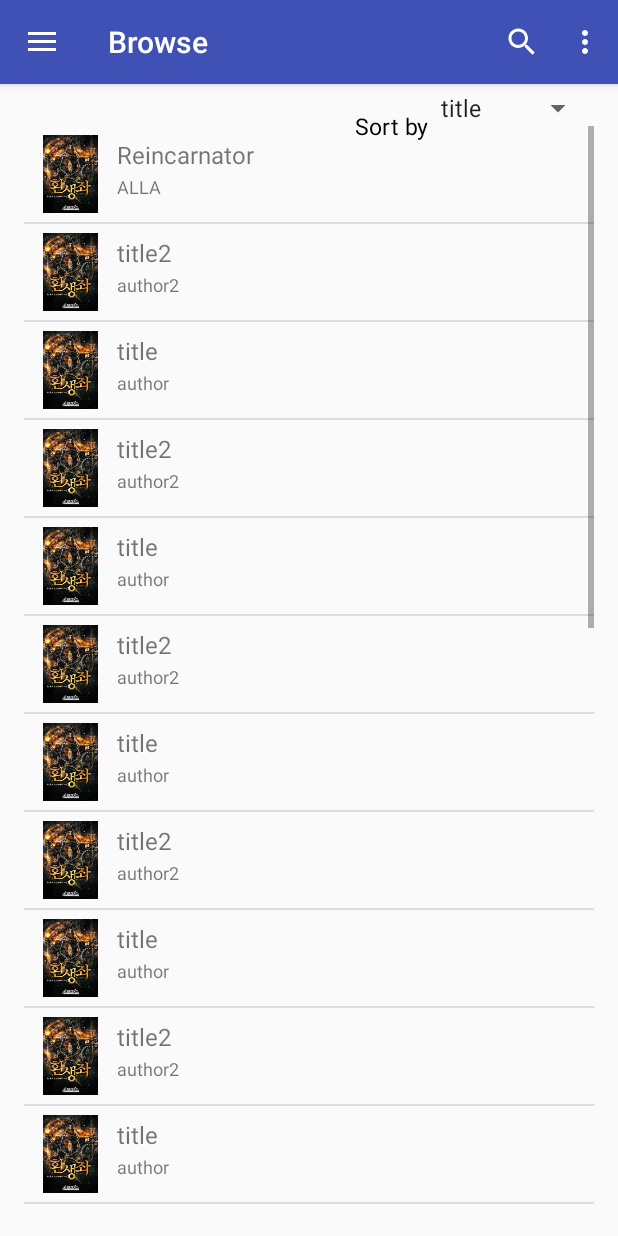
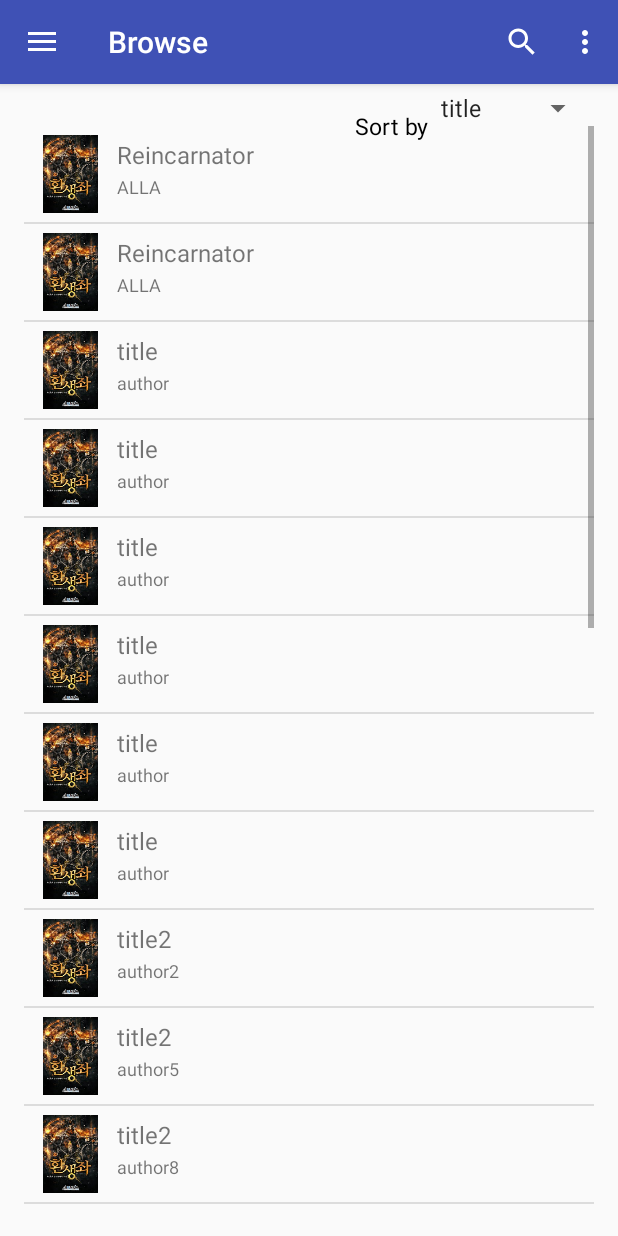
Before and after one commit to Edmond-Wu/Android-Books, an Android app: the screen it shows after launch (MainMenu), in the side drawer, after a tap on "Browse", on a phone screen of 412 x 824 dp. Run offline under Robolectric (Android 15) with nearby library versions, the phone set to English and light mode, and no system bars.

Commit message:
Sorting and book viewer

```diff
--- a/book/app/src/main/java/com/vincentxie/book/controller/Browse.java
+++ b/book/app/src/main/java/com/vincentxie/book/controller/Browse.java
@@ -4,6 +4,7 @@ import android.graphics.drawable.Drawable;
 import android.os.Bundle;
 import android.support.annotation.Nullable;
 import android.support.v4.app.Fragment;
+import android.support.v7.widget.AppCompatTextView;
 import android.view.LayoutInflater;
 import android.view.View;
 import android.view.ViewGroup;
@@ -23,7 +24,7 @@ import java.util.*;
 
 import com.vincentxie.book.R;
 import com.vincentxie.book.model.Chapter;
-
+import android.widget.AdapterView.OnItemSelectedListener;
 
 /**
  * Created by vincexie on 4/19/16.
@@ -33,6 +34,8 @@ public class Browse extends Fragment {
     ListView list;
     public static List<Book> books = new ArrayList<Book>();
     public static Book book;
+    private BookAdapter adapter;
+    private String currentSort;
 
     @Override
     public void onCreate(Bundle savedInstanceState) {
@@ -53,32 +56,196 @@ public class Browse extends Fragment {
     }
 
     /**
+     * Set up spinner to sort list.
+     * @param view
+     */
+    public void setSpinner(View view){
+        Spinner sortby = (Spinner)view.findViewById(R.id.sortby);
+
+        sortby.setOnItemSelectedListener(new OnItemSelectedListener() {
+            @Override
+            public void onItemSelected(AdapterView<?> parentView, View selectedItemView, int position, long id) {
+                if(selectedItemView instanceof AppCompatTextView){
+                    AppCompatTextView text = (AppCompatTextView)selectedItemView;
+                    CharSequence select = text.getText();
+                    if(select.equals(currentSort)){
+                        return;
+                    }
+                    if(select.equals("title")){
+                        sortByTitle();
+                        currentSort = "title";
+
+                    } else if(select.equals("author")) {
+                        sortByAuthor();
+                        currentSort = "author";
+                    }
+                    if(adapter != null){
+                        adapter.notifyDataSetChanged();
+                    }
+                }
+            }
+
+            @Override
+            public void onNothingSelected(AdapterView<?> parent){
+
+            }
+        });
+    }
+
+    /**
+     * Sort books by title.
+     */
+    public void sortByTitle(){
+        Collections.sort(books, new Comparator<Book>() {
+            @Override
+            public int compare(Book book, Book t1) {
+                return book.getTitle().compareTo(t1.getTitle());
+            }
+        });
+    }
+
+    /**
+     * Sort books by author.
+     */
+    public void sortByAuthor(){
+        Collections.sort(books, new Comparator<Book>() {
+            @Override
+            public int compare(Book book, Book t1) {
+                return book.getAuthor().compareTo(t1.getAuthor());
+            }
+        });
+    }
+
+    /**
      * Sets up listview with booklist.
      * @param view
      * @param books Arraylist of books
      */
     private void setUpList(View view, List<Book> books){
         books.add(new Book("Reincarnator", "ALLA", "test", new File("")));
-        books.get(0).getChapters().add(new Chapter("Chapter 1", "Test Chapter"));
+        Chapter chapter = new Chapter("Chapter 1", "A god who loved watching bloody battles the most created a new world to get rid of his boredom.\n" +
+                "\n" +
+                "Fight and kill, a reward will be given.\n" +
+                "\n" +
+                "If you are lazy, you will die.\n" +
+                "\n" +
+                "The god named the bizarre world <Abyss> and started to slowly pour in the life forms he created.\n" +
+                "\n" +
+                "****************\n" +
+                "\n" +
+                "“As I expected, only one person can go back to the past. Do we need to have a popularity vote?”\n" +
+                "Keldian, one of the four people who were standing in front of the crystal and who had a golden book, muttered while looking around the crystal.\n" +
+                "\n" +
+                "<Erkanian’s Time Space Crystal>\n" +
+                "A great tool that is said to have the mythical power of sending one to the past.\n" +
+                "And the last remaining hope of the humankind which entered the Abyss 50 years ago and perished.\n" +
+                "\n" +
+                "A man in the corner with a massive sword spoke out at those words.\n" +
+                "“I’m going. The strongest person should go.”\n" +
+                "Keldian laughed at those words.\n" +
+                "“Kangtae, you’ve just been lucky and gotten strong by stuffing runes and items. It’ll be much better if I go.”\n" +
+                "“Keldian, I acknowledge your intellect but there were numerous occasions of disagreements when you clowned around with it. I shall go instead.”\n" +
+                "Keldian stared at Eres and then laughed.\n" +
+                "“Eres, you’re too naive. Thinking of the troubles underneath you, you disqualify as well.”\n" +
+                "\n" +
+                "The three who were arguing stopped and stared into the distance.\n" +
+                "Huge dragons that showed off their massive bodies were flying with incredible speed.\n" +
+                "The temple in which the crystal resided and the woman who saw the real owners of the crystals, Eres, spoke out with a bittersweet face.\n" +
+                "“It seems like it isn’t the time to argue.”\n" +
+                "\n" +
+                "The fact that the dragons were flying here means that the forces they used to buy time have all been annihilated.\n" +
+                "If those had died, these 4 were the last of mankind.\n" +
+                "The golden dragon race was one of the top ruling classes even in the Abyss.\n" +
+                "They weren’t opponents for the dragons as they struggled just to get this far.\n" +
+                "\n" +
+                "Eres sighed with a regrettable face and spoke while looking at the man with a black hair sitting in the corner.\n" +
+                "“Although it feels a little unfair there’s no other way. Hansoo, you go. Everyone agrees?”\n" +
+                "At those words Kangtae and Keldian held a reluctant face then sighed as well.\n" +
+                "“Can I really not go? I have confidence I can do well.”\n" +
+                "“…”\n" +
+                "“Alright. Don’t look at me like that. Petty ones.”\n" +
+                "Kangtae complained with an extremely pitiful face.\n" +
+                "Then Hansoo sighed with a tired look.\n" +
+                "“Can’t I stop fighting now?”\n" +
+                "Hansoo shook his head.\n" +
+                "\n" +
+                "50 years since the great war between the original races who had been dragged into the Abyss.\n" +
+                "The survivors had to fight rigorously every day for 50 years.\n" +
+                "\n" +
+                "Just to survive.\n" +
+                "\n" +
+                "“I’ve fought too long.”\n" +
+                "Hansoo shook his head.\n" +
+                "As if it’s allright to die like this.\n" +
+                "But Eres’ head shook with a firm look.\n" +
+                "“You are the one who has to go.”\n" +
+                "The four people here including herself arrived this far because they were the most outstanding of the 7 billion people.\n" +
+                "They had confidence to do better if they returned to the past and to do so they needed another chance.\n" +
+                "But everyone knew inside.\n" +
+                "‘He’s the one who has to go.’\n" +
+                "\n" +
+                "The ruler classes of abyss were so strong that even if they went back in time they didn’t have a complete guarantee that they could win against them.\n" +
+                "However, he started 20 years after they did yet he stood shoulder to shoulder with them.\n" +
+                "If he had bloomed his unique potential a little earlier, no, 5 years earlier, then they wouldn’t have been pushed back this far.\n" +
+                "\n" +
+                "Hansoo looked at the three and then spoke out.\n" +
+                "“Say something, I should at least listen to the last words of my friends.”\n" +
+                "If it was anybody else it wouldn’t have mattered but how could he ignore their words.\n" +
+                "As Hansoo watched the three with a regrettable look, Kangtae spoke out first.\n" +
+                "“You. If you have the chance to acquire my runes and items, take them all and use them.”\n" +
+                "“Huh? Don’t I give them to the you of the past?”\n" +
+                "Hansoo asked with a surprised face.\n" +
+                "His items and runes were immeasurable to the point that his nickname was fate creator.\n" +
+                "To the point where a huge problem between them occurred.\n" +
+                "“Yeah, it’s better that you use them instead of me. If you’re going to do something, do it right.”\n" +
+                "Hansoo nodded at those words.\n" +
+                "\n" +
+                "“Eres, what about you?”\n" +
+                "“Don’t fling off people who approach you just because it’s annoying and take care of them.”\n" +
+                "“I will try.”\n" +
+                "“Oh come on, you’re going to save humanity aren’t you? Think about how cool it is. Listen to the leader.”\n" +
+                "“Well, if the situation allows it.”\n" +
+                "“Sigh..”\n" +
+                "\n" +
+                "Hansoo turned his back to the sighing Eres as he asked Keldian last:\n" +
+                "“Keldian, what about you? Oh by the way I have no confidence in using my brain as well as you. I have no confidence in collecting all the skills you use either.”\n" +
+                "Keldian replied with a cold face:\n" +
+                "“I don’t have much. If you go back to the past… get rid of those ‘cockroaches’ who will only be of harm during the great war. And that Mad Lord, kill him for sure. That is my request.”\n" +
+                "Hansoo nodded and Keldian smiled with a satisfied smile. Then he lifted up his book and started mumbling something.\n" +
+                "\n" +
+                "Then shining light bursted out of the crystal and surrounded Hansoo as he disappeared with the light.\n" +
+                "“I should rest now.”\n" +
+                "They wanted to go but they also wanted to rest.\n" +
+                "They didn’t know their true feelings so they said no in case they regretted it.\n" +
+                "Since this chance is literally the last chance.\n" +
+                "However since it was decided and he was sent off, they clearly knew their true feelings.\n" +
+                "Since their minds were now at rest.\n" +
+                "At the same time they felt bad for Hansoo.\n" +
+                "“Take care. We leave it up to you.”\n" +
+                "The three watched the disappeared Hansoo as they smiled with a mix of regret and relief. Soon the energy blasted out by the golden dragons swept them from above like a storm.");
+        books.get(0).getChapters().add(chapter);
         books.add(new Book("title2", "author2", "test2", new File("")));
         books.add(new Book("title", "author", "test", new File("")));
+        books.add(new Book("title2", "author5", "test2", new File("")));
+        books.add(new Book("title", "author", "test", new File("")));
+        books.add(new Book("title4", "author7", "test2", new File("")));
+        books.add(new Book("title", "author", "test", new File("")));
+        books.add(new Book("title2", "author8", "test2", new File("")));
+        books.add(new Book("title3", "author", "test", new File("")));
         books.add(new Book("title2", "author2", "test2", new File("")));
-        books.add(new Book("title", "author", "test", new File("")));
-        books.add(new Book("title2", "author2", "test2", new File("")));
-        books.add(new Book("title", "author", "test", new File("")));
-        books.add(new Book("title2", "author2", "test2", new File("")));
-        books.add(new Book("title", "author", "test", new File("")));
-        books.add(new Book("title2", "author2", "test2", new File("")));
-        books.add(new Book("title", "author", "test", new File("")));
+        books.add(new Book("title6", "author", "test", new File("")));
         books.add(new Book("title2", "author2", "test2", new File("")));
 
         for (Book b : books) {
             b.serialize();
         }
 
-        BookAdapter adapter = new BookAdapter(getActivity(), R.layout.browse_listitem, books);
+        currentSort = "title";
+        sortByTitle();
+        adapter = new BookAdapter(getActivity(), R.layout.browse_listitem, books);
         list = (ListView) view.findViewById(R.id.book_list);
         list.setAdapter(adapter);
+        setSpinner(view);
 
         list.setOnItemClickListener(new AdapterView.OnItemClickListener() {
             public void onItemClick(AdapterView<?> parent, View view, int position, long id) {
--- a/book/app/src/main/res/values/dimens.xml
+++ b/book/app/src/main/res/values/dimens.xml
@@ -10,4 +10,9 @@
     <dimen name="thumb_size">50dp</dimen>
     <dimen name="stars_margin">15dp</dimen>
     <dimen name="row_height">50dp</dimen>
+
+    <!-- Reader margins -->
+    <dimen name="reader_margin">15dp</dimen>
+    <dimen name="scroll_margin">10dp</dimen>
+
 </resources>
```
Also changed, not shown: book/app/src/main/java/com/vincentxie/book/controller/Reader.java (+17 -5 lines), book/app/src/main/res/layout/reader.xml (+16 -36 lines).
